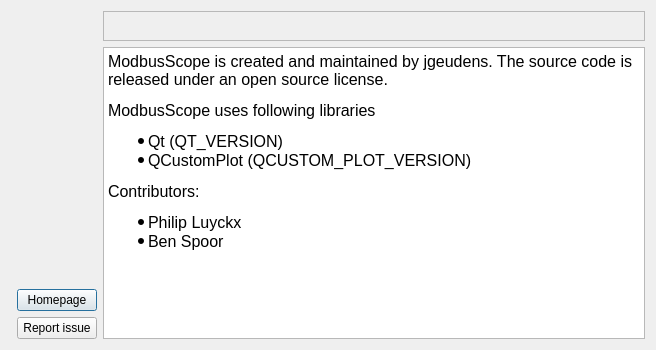
Before: the Qt Designer form src/dialogs/aboutdialog.ui in ModbusScope/ModbusScope, drawn with Qt 5.
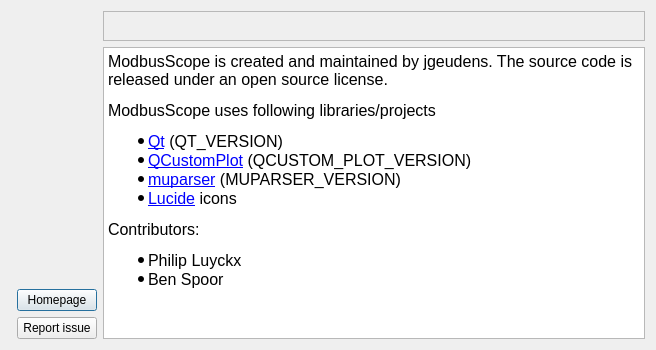
After: the same form once the commit is applied. Icons and pictures are not drawn.

Commit message: Update libraries and make links clickable

Diff of the .ui file:
```diff
--- a/src/dialogs/aboutdialog.ui
+++ b/src/dialogs/aboutdialog.ui
@@ -142,7 +142,7 @@
       </widget>
      </item>
      <item>
-      <widget class="QTextEdit" name="textAbout">
+      <widget class="QTextBrowser" name="textAbout">
        <property name="sizePolicy">
         <sizepolicy hsizetype="Expanding" vsizetype="Expanding">
          <horstretch>0</horstretch>
@@ -158,9 +158,11 @@
 p, li { white-space: pre-wrap; }
 &lt;/style&gt;&lt;/head&gt;&lt;body style=&quot; font-family:'Ubuntu'; font-size:11pt; font-weight:400; font-style:normal;&quot;&gt;
 &lt;p style=&quot; margin-top:12px; margin-bottom:12px; margin-left:0px; margin-right:0px; -qt-block-indent:0; text-indent:0px;&quot;&gt;&lt;span style=&quot; font-size:12pt;&quot;&gt;ModbusScope is created and maintained by jgeudens. The source code is released under an open source license.&lt;/span&gt;&lt;/p&gt;
-&lt;p style=&quot; margin-top:12px; margin-bottom:12px; margin-left:0px; margin-right:0px; -qt-block-indent:0; text-indent:0px;&quot;&gt;&lt;span style=&quot; font-size:12pt;&quot;&gt;ModbusScope uses following libraries&lt;/span&gt; &lt;/p&gt;
-&lt;ul style=&quot;margin-top: 0px; margin-bottom: 0px; margin-left: 0px; margin-right: 0px; -qt-list-indent: 1;&quot;&gt;&lt;li style=&quot; font-size:12pt;&quot; style=&quot; margin-top:0px; margin-bottom:0px; margin-left:0px; margin-right:0px; -qt-block-indent:0; text-indent:0px;&quot;&gt;Qt (QT_VERSION)&lt;/li&gt;
-&lt;li style=&quot; font-size:12pt;&quot; style=&quot; margin-top:0px; margin-bottom:0px; margin-left:0px; margin-right:0px; -qt-block-indent:0; text-indent:0px;&quot;&gt;QCustomPlot (QCUSTOM_PLOT_VERSION)&lt;/li&gt;&lt;/ul&gt;
+&lt;p style=&quot; margin-top:12px; margin-bottom:12px; margin-left:0px; margin-right:0px; -qt-block-indent:0; text-indent:0px;&quot;&gt;&lt;span style=&quot; font-size:12pt;&quot;&gt;ModbusScope uses following libraries/projects&lt;/span&gt;&lt;/p&gt;
+&lt;ul style=&quot;margin-top: 0px; margin-bottom: 0px; margin-left: 0px; margin-right: 0px; -qt-list-indent: 1;&quot;&gt;&lt;li style=&quot; font-size:12pt;&quot; style=&quot; margin-top:0px; margin-bottom:0px; margin-left:0px; margin-right:0px; -qt-block-indent:0; text-indent:0px;&quot;&gt;&lt;a href=&quot;https://www.qt.io/&quot;&gt;&lt;span style=&quot; text-decoration: underline; color:#0000ff;&quot;&gt;Qt&lt;/span&gt;&lt;/a&gt; (QT_VERSION)&lt;/li&gt;
+&lt;li style=&quot; font-size:12pt;&quot; style=&quot; margin-top:0px; margin-bottom:0px; margin-left:0px; margin-right:0px; -qt-block-indent:0; text-indent:0px;&quot;&gt;&lt;a href=&quot;https://www.qcustomplot.com/&quot;&gt;&lt;span style=&quot; text-decoration: underline; color:#0000ff;&quot;&gt;QCustomPlot&lt;/span&gt;&lt;/a&gt; (QCUSTOM_PLOT_VERSION)&lt;/li&gt;
+&lt;li style=&quot; font-size:12pt;&quot; style=&quot; margin-top:0px; margin-bottom:0px; margin-left:0px; margin-right:0px; -qt-block-indent:0; text-indent:0px;&quot;&gt;&lt;a href=&quot;https://beltoforion.de/en/muparser/&quot;&gt;&lt;span style=&quot; text-decoration: underline; color:#0000ff;&quot;&gt;muparser&lt;/span&gt;&lt;/a&gt; (MUPARSER_VERSION)&lt;/li&gt;
+&lt;li style=&quot; font-size:12pt;&quot; style=&quot; margin-top:0px; margin-bottom:0px; margin-left:0px; margin-right:0px; -qt-block-indent:0; text-indent:0px;&quot;&gt;&lt;a href=&quot;https://lucide.dev/&quot;&gt;&lt;span style=&quot; text-decoration: underline; color:#0000ff;&quot;&gt;Lucide&lt;/span&gt;&lt;/a&gt; icons&lt;/li&gt;&lt;/ul&gt;
 &lt;p style=&quot; margin-top:12px; margin-bottom:12px; margin-left:0px; margin-right:0px; -qt-block-indent:0; text-indent:0px;&quot;&gt;&lt;span style=&quot; font-size:12pt;&quot;&gt;Contributors:&lt;/span&gt;&lt;/p&gt;
 &lt;ul style=&quot;margin-top: 0px; margin-bottom: 0px; margin-left: 0px; margin-right: 0px; -qt-list-indent: 1;&quot;&gt;&lt;li style=&quot; font-size:12pt;&quot; style=&quot; margin-top:0px; margin-bottom:0px; margin-left:0px; margin-right:0px; -qt-block-indent:0; text-indent:0px;&quot;&gt;Philip Luyckx&lt;/li&gt;
 &lt;li style=&quot; font-size:12pt;&quot; style=&quot; margin-top:0px; margin-bottom:0px; margin-left:0px; margin-right:0px; -qt-block-indent:0; text-indent:0px;&quot;&gt;Ben Spoor&lt;/li&gt;&lt;/ul&gt;&lt;/body&gt;&lt;/html&gt;</string>
```
Left out of the diff: 9 changed lines with no effect on the pictures. The commit also changes 1 other file.
